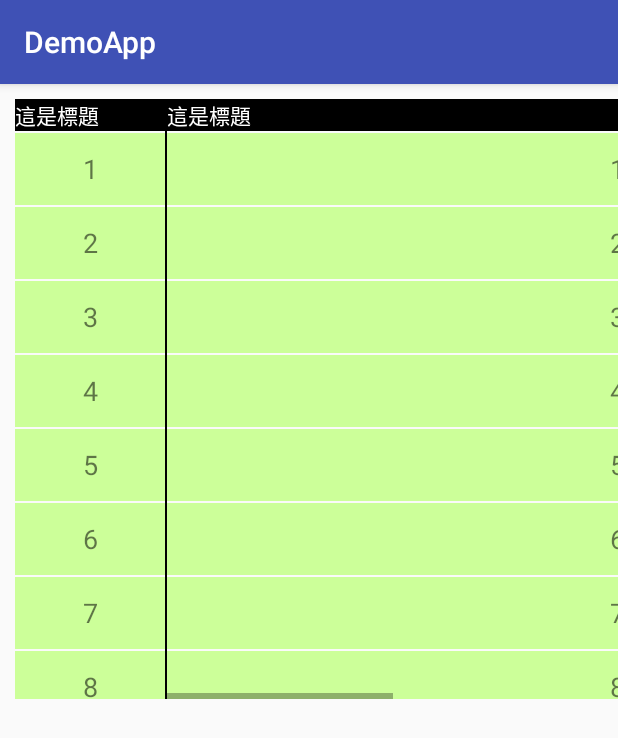
After one commit to boris88210/DemoApp, an Android app: the TableActivity screen opened directly, with no data from a screen before it, on a phone screen of 412 x 824 dp. The commit adds this screen. Shown: the top 738 px of the screen. Run offline under Robolectric (Android 15) with nearby library versions, the phone set to English and light mode, and no system bars; our stand-ins replace ButterKnife.

Commit message:
新增Nav Tabel，一種類似凍結視窗的畫面設計

```diff
--- a/app/src/main/AndroidManifest.xml
+++ b/app/src/main/AndroidManifest.xml
@@ -70,8 +70,9 @@
         <activity android:name=".activities.VibrationActivity" />
         <activity android:name=".activities.contacts.ContactActivity" />
         <activity android:name=".activities.database.DatabaseActivity" />
-        <activity android:name=".activities.contacts.ContactInsertActivity"></activity>
-        <activity android:name=".activities.firebase.FirebaseActivity"></activity>
+        <activity android:name=".activities.contacts.ContactInsertActivity" />
+        <activity android:name=".activities.firebase.FirebaseActivity" />
+        <activity android:name=".activities.table.TableActivity"></activity>
     </application>
 
 </manifest>
--- a/app/src/main/java/com/development/borissu/demoapp/activities/BaseNavigationActivity.java
+++ b/app/src/main/java/com/development/borissu/demoapp/activities/BaseNavigationActivity.java
@@ -4,7 +4,6 @@ import android.content.Context;
 import android.content.Intent;
 import android.net.Uri;
 import android.os.Build;
-import android.provider.ContactsContract;
 import android.provider.MediaStore;
 import android.support.annotation.NonNull;
 import android.support.design.widget.NavigationView;
@@ -31,6 +30,7 @@ import com.development.borissu.demoapp.activities.database.DatabaseActivity;
 import com.development.borissu.demoapp.activities.firebase.FirebaseActivity;
 import com.development.borissu.demoapp.activities.movePic.MovePicActivity;
 import com.development.borissu.demoapp.activities.spinner.SpinnerActivity;
+import com.development.borissu.demoapp.activities.table.TableActivity;
 import com.development.borissu.demoapp.activities.thread.ThreadActivity;
 
 public class BaseNavigationActivity extends BaseActivity implements
@@ -166,7 +166,9 @@ public class BaseNavigationActivity extends BaseActivity implements
                 startActivity(it);
                 break;
 
-            case R.id.nav_listview:
+            case R.id.nav_table:
+                it.setClass(this, TableActivity.class);
+                startActivity(it);
 
                 break;
             case R.id.nav_contacts:
--- /dev/null
+++ b/app/src/main/java/com/development/borissu/demoapp/activities/table/TableActivity.java
@@ -0,0 +1,94 @@
+package com.development.borissu.demoapp.activities.table;
+
+import android.support.v7.app.AppCompatActivity;
+import android.os.Bundle;
+import android.support.v7.widget.LinearLayoutManager;
+import android.support.v7.widget.RecyclerView;
+import android.util.AttributeSet;
+import android.view.Gravity;
+import android.view.View;
+import android.widget.LinearLayout;
+import android.widget.ScrollView;
+import android.widget.TextView;
+
+import com.development.borissu.demoapp.R;
+import com.development.borissu.demoapp.activities.BaseActivity;
+import com.development.borissu.demoapp.adapter.SampleAdapter;
+
+import butterknife.BindView;
+
+public class TableActivity extends BaseActivity {
+
+    @BindView(R.id.rv_title)
+    RecyclerView rvTitle;
+    @BindView(R.id.rv_content)
+    RecyclerView rvContent;
+//    @BindView(R.id.scrollView)
+//    ScrollView scrollView;
+
+    SampleAdapter titleAdapter;
+    SampleAdapter contentAdapter;
+
+    boolean titleScroll;
+    boolean contentScroll;
+
+
+
+
+
+    @Override
+    protected void onCreate(Bundle savedInstanceState) {
+        super.onCreate(savedInstanceState);
+        setContentView(R.layout.activity_table);
+
+        init();
+    }
+
+    private void init() {
+        rvTitle.setLayoutManager(new LinearLayoutManager(this));
+        rvContent.setLayoutManager(new LinearLayoutManager(this));
+
+        titleAdapter = new SampleAdapter(this);
+        contentAdapter = new SampleAdapter(this);
+
+        rvTitle.setAdapter(titleAdapter);
+        rvContent.setAdapter(contentAdapter);
+
+        rvTitle.addOnScrollListener(new RecyclerView.OnScrollListener() {
+            @Override
+            public void onScrollStateChanged(RecyclerView recyclerView, int newState) {
+                super.onScrollStateChanged(recyclerView, newState);
+            }
+
+            @Override
+            public void onScrolled(RecyclerView recyclerView, int dx, int dy) {
+                super.onScrolled(recyclerView, dx, dy);
+                titleScroll = true;
+                if (!contentScroll) {
+                    rvContent.scrollBy(dx, dy);
+                }
+                titleScroll = false;
+            }
+        });
+        rvContent.addOnScrollListener(new RecyclerView.OnScrollListener() {
+            @Override
+            public void onScrollStateChanged(RecyclerView recyclerView, int newState) {
+                super.onScrollStateChanged(recyclerView, newState);
+            }
+
+            @Override
+            public void onScrolled(RecyclerView recyclerView, int dx, int dy) {
+                super.onScrolled(recyclerView, dx, dy);
+                contentScroll = true;
+
+                if (!titleScroll) {
+                    rvTitle.scrollBy(dx, dy);
+                }
+
+                contentScroll = false;
+            }
+        });
+
+
+    }
+}
--- /dev/null
+++ b/app/src/main/res/layout/activity_table.xml
@@ -0,0 +1,73 @@
+<?xml version="1.0" encoding="utf-8"?>
+<android.support.constraint.ConstraintLayout xmlns:android="http://schemas.android.com/apk/res/android"
+    xmlns:app="http://schemas.android.com/apk/res-auto"
+    xmlns:tools="http://schemas.android.com/tools"
+    android:layout_width="match_parent"
+    android:layout_height="match_parent"
+    tools:context="com.development.borissu.demoapp.activities.table.TableActivity">
+
+    <LinearLayout
+        android:layout_width="match_parent"
+        android:layout_height="400dp"
+        android:layout_marginStart="10dp"
+        android:layout_marginTop="10dp"
+        android:orientation="horizontal"
+        app:layout_constraintStart_toStartOf="parent"
+        app:layout_constraintTop_toTopOf="parent">
+
+        <LinearLayout
+            android:layout_width="100dp"
+            android:layout_height="match_parent"
+            android:orientation="vertical">
+
+            <TextView
+                android:layout_width="match_parent"
+                android:layout_height="wrap_content"
+                android:background="@android:color/black"
+                android:text="這是標題"
+                android:textColor="@android:color/white" />
+
+            <android.support.v7.widget.RecyclerView
+                android:id="@+id/rv_title"
+                android:layout_width="100dp"
+                android:layout_height="match_parent" />
+        </LinearLayout>
+
+
+        <View
+            android:layout_width="1dp"
+            android:layout_height="match_parent"
+            android:background="@android:color/black" />
+
+        <HorizontalScrollView
+            android:id="@+id/scrollView"
+            android:layout_width="0dp"
+            android:layout_height="match_parent"
+            android:layout_weight="1"
+            android:fadeScrollbars="false"
+            android:fillViewport="true">
+
+            <LinearLayout
+                android:layout_width="match_parent"
+                android:layout_height="match_parent"
+                android:orientation="vertical">
+
+                <TextView
+                    android:layout_width="match_parent"
+                    android:layout_height="wrap_content"
+                    android:background="@android:color/black"
+                    android:text="這是標題"
+                    android:textColor="@android:color/white" />
+
+                <android.support.v7.widget.RecyclerView
+                    android:id="@+id/rv_content"
+                    android:layout_width="600dp"
+                    android:layout_height="match_parent" />
+            </LinearLayout>
+
+        </HorizontalScrollView>
+
+    </LinearLayout>
+
+
+</android.support.constraint.ConstraintLayout>
--- a/app/src/main/res/menu/activity_main_drawer.xml
+++ b/app/src/main/res/menu/activity_main_drawer.xml
@@ -22,8 +22,8 @@
             android:title="@string/nav_Firebase" />
 
         <item
-            android:id="@+id/nav_listview"
-            android:title="@string/nav_ListView" />
+            android:id="@+id/nav_table"
+            android:title="@string/nav_Table" />
         <item
             android:id="@+id/nav_contacts"
             android:title="@string/nav_Contacts"/>
--- a/app/src/main/res/values/strings.xml
+++ b/app/src/main/res/values/strings.xml
@@ -17,7 +17,7 @@
     <string name="nav_Album">相簿</string>
     <string name="nav_Database_room">資料庫Room</string>
     <string name="nav_Firebase">Firebase</string>
-    <string name="nav_ListView">列表ListView</string>
+    <string name="nav_Table">Table</string>
     <string name="nav_Contacts">聯絡人</string>
     <string name="nav_Contacts＿insert">聯絡人新增</string>
     <string name="nav_Vibration">震動</string>
```
